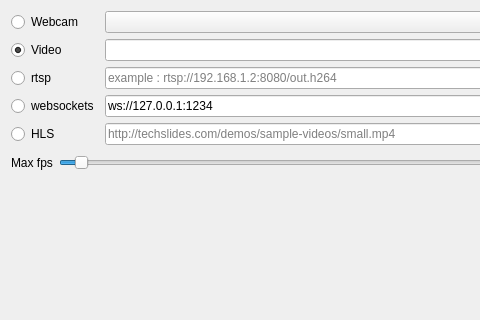
This is generic_cv_tasks/ui/widget_source_selection.ui in stereomatchingkiss/show_cases as Qt 5 draws it before an edit; both pictures show x 0 to 480 and y 0 to 320 of the 755 by 557 pixel window. The edited form follows.
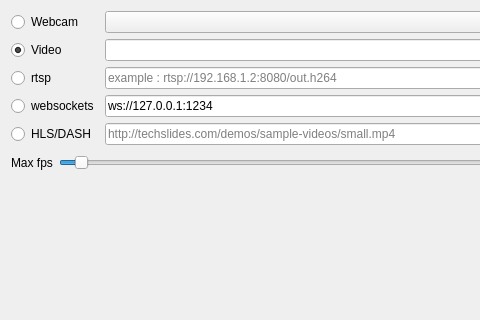
This is the edited form.

Commit message: change label text since QMediaPlayer support DASH too

Patch:
```diff
--- a/generic_cv_tasks/ui/widget_source_selection.ui
+++ b/generic_cv_tasks/ui/widget_source_selection.ui
@@ -86,7 +86,7 @@
      <item row="4" column="0">
       <widget class="QRadioButton" name="radioButtonHLS">
        <property name="text">
-        <string>HLS</string>
+        <string>HLS/DASH</string>
        </property>
       </widget>
      </item>
```
